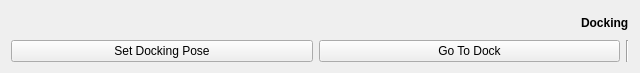
This is rr_viz/src/rr_viz/widgets/mission_dashboard/docking_panel.ui in Ross-Robotics/rr_viz as Qt 5 draws it before an edit. The edited form follows.
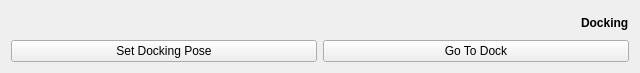
This is the edited form. Custom widgets are drawn as their Qt base class.

Commit message: Resizing and removing lines

What changed in the file:
```diff
--- a/rr_viz/src/rr_viz/widgets/mission_dashboard/docking_panel.ui
+++ b/rr_viz/src/rr_viz/widgets/mission_dashboard/docking_panel.ui
@@ -75,13 +75,6 @@
        </property>
       </widget>
      </item>
-     <item>
-      <widget class="Line" name="line">
-       <property name="orientation">
-        <enum>Qt::Vertical</enum>
-       </property>
-      </widget>
-     </item>
     </layout>
    </item>
   </layout>
```
The commit also changes 3 other files.
